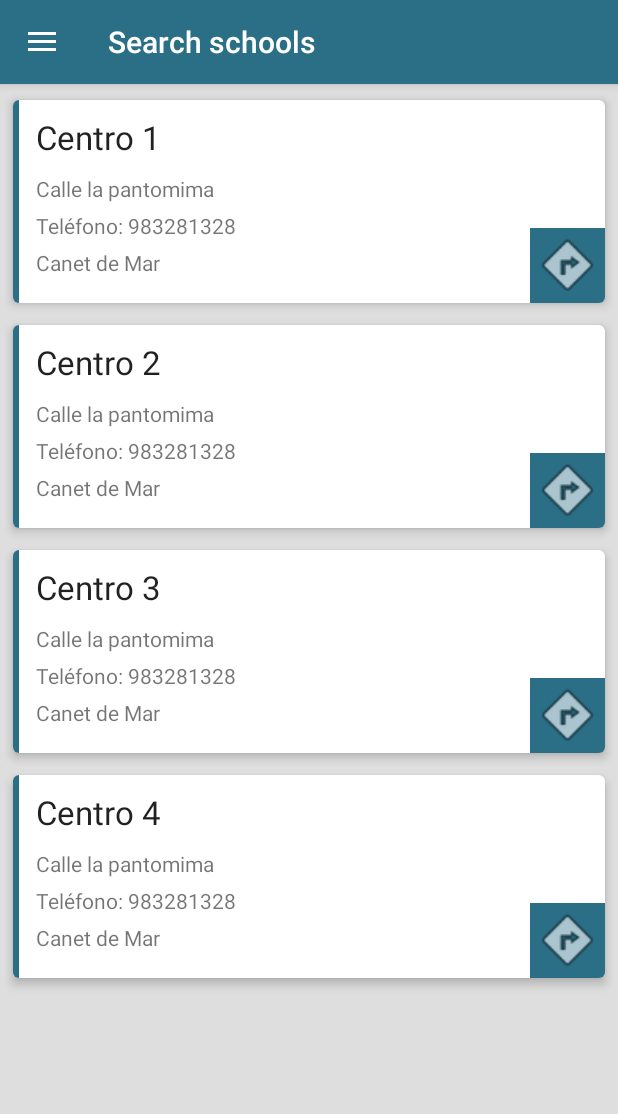
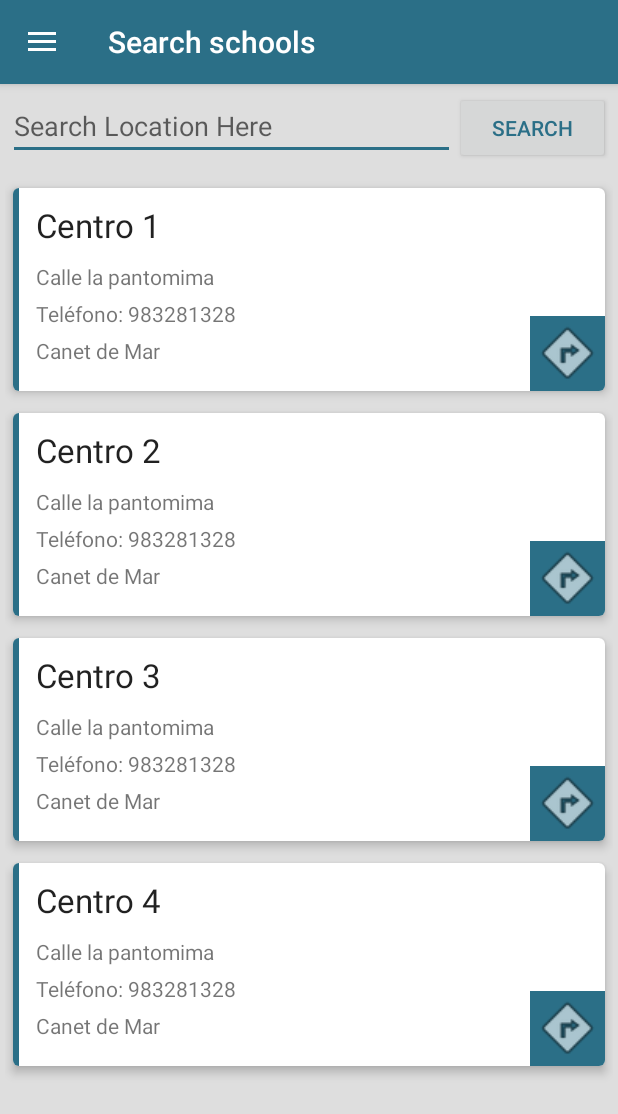
Before and after one commit to daviddn91/CentroEstudios, an Android app: the screen it shows after launch (MainActivity), in the side drawer, after a tap on "Search schools", on a phone screen of 412 x 824 dp. Shown: the top 1114 px of the screen. Run offline under Robolectric (Android 15) with nearby library versions, the phone set to English and light mode, and no system bars; 2 statements that could not run were skipped.

Commit message:
Añadido buscador en Buscar escuelas

```diff
--- a/app/src/main/AndroidManifest.xml
+++ b/app/src/main/AndroidManifest.xml
@@ -37,6 +37,7 @@
             android:name="com.google.android.maps.v2.API_KEY"
             android:value="AIzaSyCwSViDDBcqzBf7WE3TCSMK8eqy4WeKCf0" />
 
+
         <meta-data
             android:name="com.google.android.gms.version"
             android:value="@integer/google_play_services_version" />
--- a/app/src/main/java/com/example/david/centroestudios/fragments/FragmentBuscar.java
+++ b/app/src/main/java/com/example/david/centroestudios/fragments/FragmentBuscar.java
@@ -3,6 +3,8 @@ package com.example.david.centroestudios.fragments;
 import android.app.Activity;
 import android.content.pm.PackageManager;
 import android.database.sqlite.SQLiteDatabase;
+import android.location.Address;
+import android.location.Geocoder;
 import android.net.Uri;
 import android.os.Bundle;
 import android.app.Fragment;
@@ -15,6 +17,8 @@ import android.view.LayoutInflater;
 import android.view.View;
 import android.view.ViewGroup;
 import android.widget.ArrayAdapter;
+import android.widget.Button;
+import android.widget.EditText;
 import android.widget.ExpandableListView;
 import android.widget.ListView;
 import android.widget.TextView;
@@ -23,6 +27,7 @@ import android.widget.Toast;
 import com.example.david.centroestudios.CentrosEstudios;
 import com.example.david.centroestudios.CentrosEstudiosAdapter;
 import com.example.david.centroestudios.R;
+import com.google.android.gms.maps.CameraUpdateFactory;
 import com.google.android.gms.maps.model.LatLng;
 import com.google.android.gms.maps.model.MarkerOptions;
 
@@ -34,6 +39,7 @@ import java.io.BufferedReader;
 import java.io.IOException;
 import java.io.InputStream;
 import java.io.InputStreamReader;
+import java.io.UnsupportedEncodingException;
 import java.net.HttpURLConnection;
 import java.net.MalformedURLException;
 import java.net.URL;
@@ -60,6 +66,9 @@ public class FragmentBuscar extends Fragment {
     // TODO: Rename and change types of parameters
     private String mParam1;
     private String mParam2;
+
+    EditText locationSearch;
+    Button botonBuscar;
 
     /*
     Declarar instancias globales
@@ -123,6 +132,34 @@ public class FragmentBuscar extends Fragment {
             StrictMode.setThreadPolicy(policy);
 
         }
+        botonBuscar = (Button) view.findViewById(R.id.botonBuscar);
+        locationSearch = (EditText) view.findViewById(R.id.editTextBuscar);
+
+        botonBuscar.setOnClickListener(new View.OnClickListener() {
+            @Override
+            public void onClick(View v) {
+                String location = locationSearch.getText().toString();
+                List<Address> addressList = null;
+                if (location != null || !location.equals("")) {
+                    Geocoder geocoder = new Geocoder(getActivity());
+                    try {
+                        System.out.println("Valor del location = " + location);
+                        addressList = geocoder.getFromLocationName(location, 1);
+
+                    } catch (IOException e) {
+                        e.printStackTrace();
+                    }
+                    Address address = addressList.get(0);
+                    LatLng latLng = new LatLng(address.getLatitude(), address.getLongitude());
+                    System.out.println(address.getLatitude() + "-" + address.getLongitude());
+
+                    // HACER PETICION AL SERVIDOR CON LOS DATOS DE LA LONGITUD Y LATITUD
+                }
+            }
+        });
+
+
+        // INSERTANDO CONTENIDO EN TARJETAS
 
         List<CentrosEstudios> items = new ArrayList<>();
 
--- a/app/src/main/res/layout/fragment_buscar.xml
+++ b/app/src/main/res/layout/fragment_buscar.xml
@@ -5,7 +5,47 @@
     xmlns:card_view="http://schemas.android.com/apk/res-auto"
     android:background="#dedede">
 
+    <RelativeLayout
+        android:layout_width="wrap_content"
+        android:layout_height="wrap_content">
+
+    <RelativeLayout
+        android:layout_width="wrap_content"
+        android:layout_height="wrap_content"
+        android:id="@+id/relativeBuscar1">
+
+    <LinearLayout
+        android:layout_width="match_parent"
+        android:layout_height="wrap_content"
+        android:layout_margin="5dp"
+
+        android:orientation="horizontal">
+
+        <EditText
+            android:id="@+id/editTextBuscar"
+            android:layout_width="wrap_content"
+            android:layout_height="wrap_content"
+            android:layout_weight="4"
+            android:hint="Search Location Here" />
+
+
+        <Button
+            android:id="@+id/botonBuscar"
+            android:layout_width="wrap_content"
+            android:layout_height="wrap_content"
+            android:layout_weight="0.5"
+            android:textColor="#2b6f87"
+            android:text="Search" />
+
+    </LinearLayout>
+    </RelativeLayout>
     <!-- TODO: Update blank fragment layout -->
+
+    <RelativeLayout
+        android:layout_width="wrap_content"
+        android:layout_height="wrap_content"
+        android:id="@+id/relativeBuscar2"
+        android:layout_below="@+id/relativeBuscar1">
 
     <android.support.v7.widget.RecyclerView
         xmlns:android="http://schemas.android.com/apk/res/android"
@@ -15,7 +55,8 @@
         android:padding="3dp"
         android:scrollbars="vertical" />
 
+    </RelativeLayout>
 
-
+    </RelativeLayout>
 
 </FrameLayout>
```
